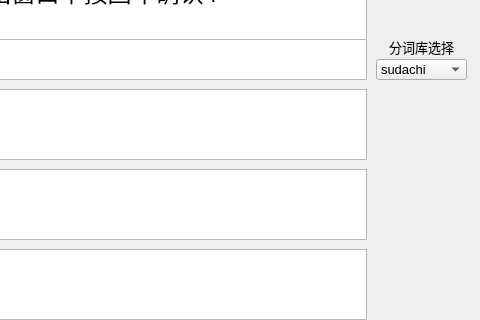
Qt form OCR_style.ui (GayWindTech/TransAssistant) before a commit; both pictures show x 384 to 864 and y 91 to 411 of the 864 by 546 pixel window.
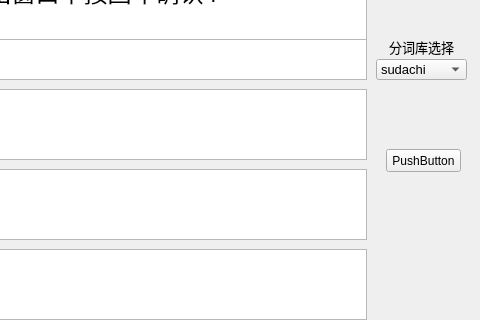
The same form after that commit.

```diff
--- a/OCR_style.ui
+++ b/OCR_style.ui
@@ -318,6 +318,19 @@
      <string>OCR+</string>
     </property>
    </widget>
+   <widget class="QPushButton" name="showChild">
+    <property name="geometry">
+     <rect>
+      <x>770</x>
+      <y>240</y>
+      <width>75</width>
+      <height>23</height>
+     </rect>
+    </property>
+    <property name="text">
+     <string>PushButton</string>
+    </property>
+   </widget>
    <zorder>OCRResultTextEdit</zorder>
    <zorder>TransResult_0</zorder>
    <zorder>TransResult_1</zorder>
```
Left out of the diff: 18 changed lines with no effect on the pictures.
